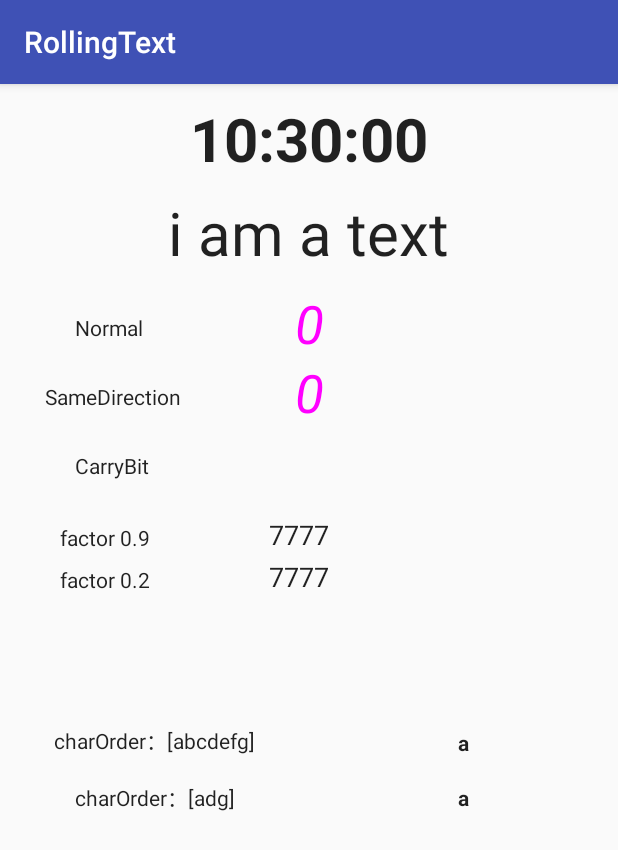
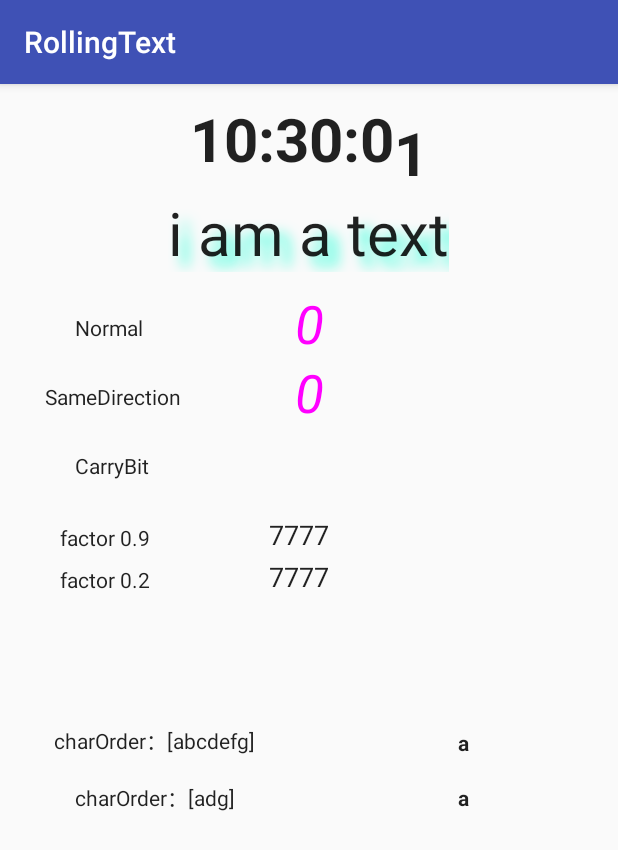
Before and after one commit to YvesCheung/RollingText, an Android app: the screen it shows after launch (MainActivity), on a phone screen of 412 x 824 dp. Shown: the top 850 px of the screen. Run offline under Robolectric (Android 15) with nearby library versions, the phone set to English and light mode, and no system bars; 19 statements that could not run were skipped.

Commit message:
update demo

```diff
--- a/app/src/main/java/com/yy/mobile/rollingtext/MainActivity.java
+++ b/app/src/main/java/com/yy/mobile/rollingtext/MainActivity.java
@@ -114,12 +114,13 @@ public class MainActivity extends AppCompatActivity {
         final RollingTextView timeView = findViewById(R.id.timeView);
         timeView.setAnimationDuration(300);
         @SuppressLint("SimpleDateFormat") final DateFormat format = new SimpleDateFormat("HH:mm:ss");
-        new Timer().schedule(new TimerTask() {
+        handler.post(new Runnable() {
             @Override
             public void run() {
                 timeView.setText(format.format(new Date()));
+                handler.postDelayed(this, 1000L);
             }
-        }, 0, 1000L);
+        });
 
         final RollingTextView carryView = findViewById(R.id.carryTextView);
         carryView.setAnimationDuration(13000L);
--- a/app/src/main/res/layout/activity_main.xml
+++ b/app/src/main/res/layout/activity_main.xml
@@ -21,6 +21,10 @@
         android:layout_below="@id/timeView"
         android:layout_centerHorizontal="true"
         android:layout_marginTop="10dp"
+        android:shadowColor="#ff44ffdd"
+        android:shadowDx="10"
+        android:shadowDy="10"
+        android:shadowRadius="10"
         android:text="abc"
         android:textSize="40sp" />
 
--- a/rollingtextview/src/main/java/com/yy/mobile/rollingtextview/RollingTextView.kt
+++ b/rollingtextview/src/main/java/com/yy/mobile/rollingtextview/RollingTextView.kt
@@ -102,6 +102,7 @@ class RollingTextView : View {
 
         animationDuration = arr.getInt(R.styleable.RollingTextView_duration, animationDuration.toInt()).toLong()
 
+        textPaint.isAntiAlias = true
         if (shadowColor != 0) {
             textPaint.setShadowLayer(shadowRadius, shadowDx, shadowDy, shadowColor)
         }
```
